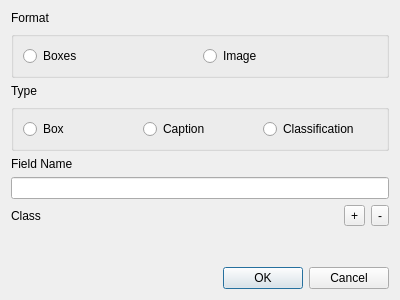
This is ui/add_label_field.ui in dongle94/data_labeler as Qt 5 draws it before an edit. The edited form follows.
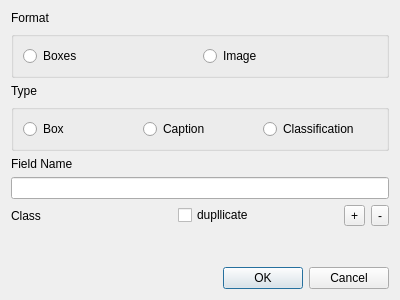
This is the edited form.

Commit message:
Style: checkbox - duplication
- 라벨 필드에 대해서 클래스 필드는 중복 라벨을 가질 수 있도록 하는 ui 추가

The edit to the form file:
```diff
--- a/ui/add_label_field.ui
+++ b/ui/add_label_field.ui
@@ -112,6 +112,13 @@
        </property>
       </widget>
      </item>
+     <item>
+      <widget class="QCheckBox" name="cb_duplicate">
+       <property name="text">
+        <string>dupllicate</string>
+       </property>
+      </widget>
+     </item>
      <item>
       <widget class="QToolButton" name="bt_add_cls">
        <property name="text">
```
The commit also changes 1 other file.
